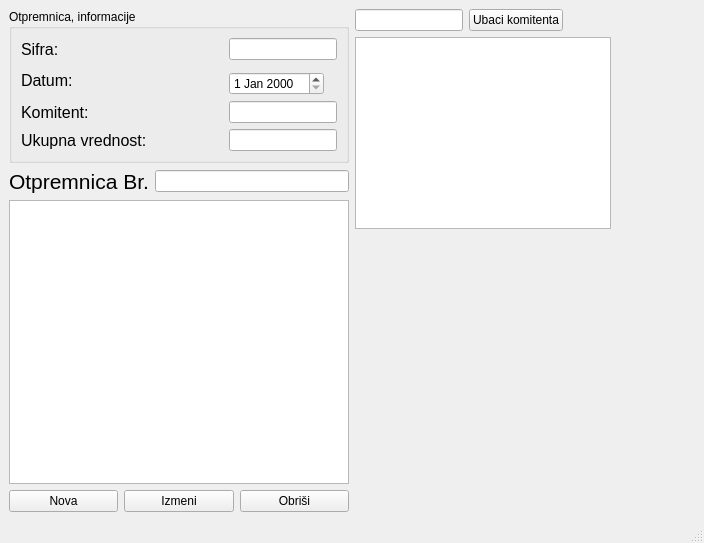
This is formaotpremnica.ui in s-pab/Commercium as Qt 5 draws it before an edit. The edited form follows.
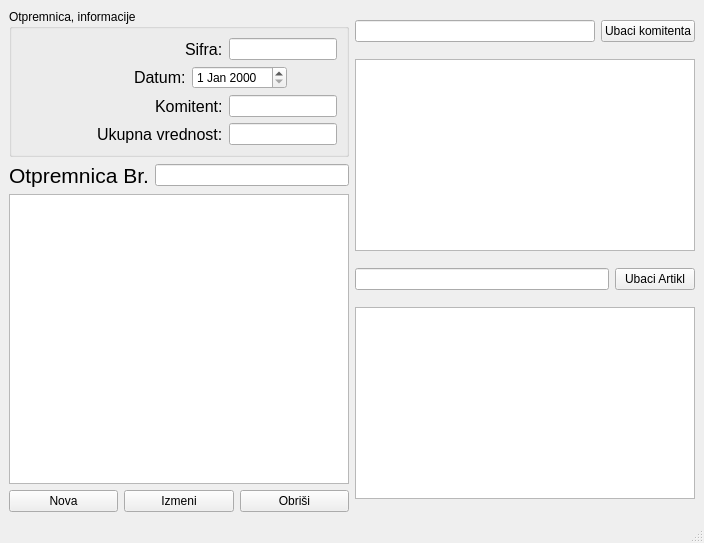
This is the edited form.

Diff of the .ui file:
```diff
--- a/formaotpremnica.ui
+++ b/formaotpremnica.ui
@@ -20,18 +20,38 @@
    <string>Otpremnica</string>
   </property>
   <widget class="QWidget" name="centralwidget">
-   <layout class="QGridLayout" name="gridLayout_3">
+   <layout class="QGridLayout" name="gridLayout">
     <item row="0" column="0">
-     <layout class="QHBoxLayout" name="horizontalLayout_3">
+     <layout class="QVBoxLayout" name="verticalLayout_4"/>
+    </item>
+    <item row="1" column="1">
+     <layout class="QHBoxLayout" name="horizontalLayout_9">
       <item>
-       <layout class="QVBoxLayout" name="verticalLayout_4">
+       <layout class="QVBoxLayout" name="verticalLayout_6">
         <item>
          <widget class="QGroupBox" name="groupBox">
           <property name="title">
            <string>Otpremnica, informacije</string>
           </property>
-          <layout class="QGridLayout" name="gridLayout">
-           <item row="0" column="0">
+          <layout class="QVBoxLayout" name="verticalLayout_5">
+           <item>
+            <layout class="QVBoxLayout" name="verticalLayout">
+             <item>
+              <layout class="QHBoxLayout" name="horizontalLayout_6">
+               <item>
+                <spacer name="horizontalSpacer">
+                 <property name="orientation">
+                  <enum>Qt::Horizontal</enum>
+                 </property>
+                 <property name="sizeHint" stdset="0">
+                  <size>
+                   <width>40</width>
+                   <height>20</height>
+                  </size>
+                 </property>
+                </spacer>
+               </item>
+               <item>
             <widget class="QLabel" name="label_2">
              <property name="font">
               <font>
@@ -43,8 +63,8 @@
              </property>
             </widget>
            </item>
-           <item row="0" column="1">
-            <widget class="QLineEdit" name="lineEdit">
+               <item>
+                <widget class="QLineEdit" name="sifra">
              <property name="sizePolicy">
               <sizepolicy hsizetype="Fixed" vsizetype="Fixed">
                <horstretch>0</horstretch>
@@ -53,7 +73,27 @@
              </property>
             </widget>
            </item>
-           <item row="1" column="0" rowspan="2" colspan="2">
+              </layout>
+             </item>
+             <item>
+              <layout class="QHBoxLayout" name="horizontalLayout_5">
+               <item>
+                <spacer name="horizontalSpacer_5">
+                 <property name="orientation">
+                  <enum>Qt::Horizontal</enum>
+                 </property>
+                 <property name="sizeType">
+                  <enum>QSizePolicy::Expanding</enum>
+                 </property>
+                 <property name="sizeHint" stdset="0">
+                  <size>
+                   <width>40</width>
+                   <height>20</height>
+                  </size>
+                 </property>
+                </spacer>
+               </item>
+               <item>
             <widget class="QLabel" name="label_3">
              <property name="font">
               <font>
@@ -65,8 +105,8 @@
              </property>
             </widget>
            </item>
-           <item row="2" column="1">
-            <widget class="QDateEdit" name="dateEdit">
+               <item>
+                <widget class="QDateEdit" name="datum">
              <property name="sizePolicy">
               <sizepolicy hsizetype="Fixed" vsizetype="Fixed">
                <horstretch>0</horstretch>
@@ -75,7 +115,40 @@
              </property>
             </widget>
            </item>
-           <item row="3" column="0">
+               <item>
+                <spacer name="horizontalSpacer_2">
+                 <property name="orientation">
+                  <enum>Qt::Horizontal</enum>
+                 </property>
+                 <property name="sizeType">
+                  <enum>QSizePolicy::Fixed</enum>
+                 </property>
+                 <property name="sizeHint" stdset="0">
+                  <size>
+                   <width>50</width>
+                   <height>20</height>
+                  </size>
+                 </property>
+                </spacer>
+               </item>
+              </layout>
+             </item>
+             <item>
+              <layout class="QHBoxLayout" name="horizontalLayout_7">
+               <item>
+                <spacer name="horizontalSpacer_3">
+                 <property name="orientation">
+                  <enum>Qt::Horizontal</enum>
+                 </property>
+                 <property name="sizeHint" stdset="0">
+                  <size>
+                   <width>40</width>
+                   <height>20</height>
+                  </size>
+                 </property>
+                </spacer>
+               </item>
+               <item>
             <widget class="QLabel" name="label_4">
              <property name="font">
               <font>
@@ -87,8 +160,8 @@
              </property>
             </widget>
            </item>
-           <item row="3" column="1">
-            <widget class="QLineEdit" name="lineEdit_3">
+               <item>
+                <widget class="QLineEdit" name="komitent">
              <property name="sizePolicy">
               <sizepolicy hsizetype="Fixed" vsizetype="Fixed">
                <horstretch>0</horstretch>
@@ -97,7 +170,24 @@
              </property>
             </widget>
            </item>
-           <item row="4" column="0">
+              </layout>
+             </item>
+             <item>
+              <layout class="QHBoxLayout" name="horizontalLayout_8">
+               <item>
+                <spacer name="horizontalSpacer_4">
+                 <property name="orientation">
+                  <enum>Qt::Horizontal</enum>
+                 </property>
+                 <property name="sizeHint" stdset="0">
+                  <size>
+                   <width>40</width>
+                   <height>20</height>
+                  </size>
+                 </property>
+                </spacer>
+               </item>
+               <item>
             <widget class="QLabel" name="label_5">
              <property name="font">
               <font>
@@ -109,8 +199,8 @@
              </property>
             </widget>
            </item>
-           <item row="4" column="1">
-            <widget class="QLineEdit" name="lineEdit_4">
+               <item>
+                <widget class="QLineEdit" name="ukupnaVrednost">
              <property name="sizePolicy">
               <sizepolicy hsizetype="Fixed" vsizetype="Fixed">
                <horstretch>0</horstretch>
@@ -118,6 +208,10 @@
               </sizepolicy>
              </property>
             </widget>
+               </item>
+              </layout>
+             </item>
+            </layout>
            </item>
           </layout>
          </widget>
@@ -125,8 +219,6 @@
         <item>
          <layout class="QVBoxLayout" name="verticalLayout_2">
           <item>
-           <layout class="QVBoxLayout" name="verticalLayout">
-            <item>
              <layout class="QHBoxLayout" name="horizontalLayout_2">
               <item>
                <widget class="QLabel" name="label">
@@ -155,8 +247,6 @@
             <item>
              <widget class="QTableView" name="prikaz"/>
             </item>
-           </layout>
-          </item>
           <item>
            <layout class="QHBoxLayout" name="horizontalLayout">
             <item>
@@ -187,14 +277,14 @@
        </layout>
       </item>
       <item>
-       <layout class="QFormLayout" name="formLayout">
-        <item row="0" column="0">
-         <layout class="QGridLayout" name="gridLayout_2">
-          <item row="0" column="0">
-           <widget class="QLineEdit" name="lineEdit_2"/>
+       <layout class="QVBoxLayout" name="verticalLayout_3">
+        <item>
+         <layout class="QHBoxLayout" name="horizontalLayout_3">
+          <item>
+           <widget class="QLineEdit" name="pretragaKomitenata"/>
           </item>
-          <item row="0" column="1">
-           <widget class="QPushButton" name="pushButton">
+          <item>
+           <widget class="QPushButton" name="ubaciKomitenta">
             <property name="sizePolicy">
              <sizepolicy hsizetype="Fixed" vsizetype="Fixed">
               <horstretch>0</horstretch>
@@ -208,10 +298,40 @@
           </item>
          </layout>
         </item>
-        <item row="1" column="0">
+        <item>
          <widget class="QTableWidget" name="prikazKomitenta">
           <property name="sizePolicy">
+           <sizepolicy hsizetype="Expanding" vsizetype="Fixed">
+            <horstretch>0</horstretch>
+            <verstretch>0</verstretch>
+           </sizepolicy>
+          </property>
+         </widget>
+        </item>
+        <item>
+         <layout class="QHBoxLayout" name="horizontalLayout_4">
+          <item>
+           <widget class="QLineEdit" name="pretragaArtikala"/>
+          </item>
+          <item>
+           <widget class="QPushButton" name="ubaciArtikl">
+            <property name="sizePolicy">
            <sizepolicy hsizetype="Fixed" vsizetype="Fixed">
+              <horstretch>0</horstretch>
+              <verstretch>0</verstretch>
+             </sizepolicy>
+            </property>
+            <property name="text">
+             <string>Ubaci Artikl</string>
+            </property>
+           </widget>
+          </item>
+         </layout>
+        </item>
+        <item>
+         <widget class="QTableWidget" name="prikazArtikla">
+          <property name="sizePolicy">
+           <sizepolicy hsizetype="Expanding" vsizetype="Fixed">
             <horstretch>0</horstretch>
             <verstretch>0</verstretch>
            </sizepolicy>
```
Lines whose indentation alone changed are shown as unchanged.
